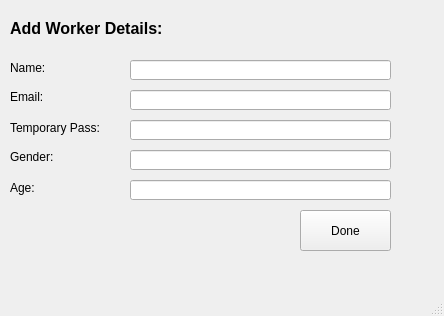
Old version of the form Screens/AddWorker.ui in the repository msaadg/NGOConnect.
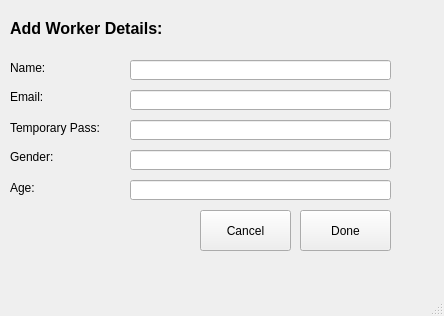
New version of the form.

Commit message: added cancellation buttons and worker search functionality

```diff
--- a/Screens/AddWorker.ui
+++ b/Screens/AddWorker.ui
@@ -162,6 +162,19 @@
      <string>Done</string>
     </property>
    </widget>
+   <widget class="QPushButton" name="addWorkerCancelBtn">
+    <property name="geometry">
+     <rect>
+      <x>200</x>
+      <y>210</y>
+      <width>91</width>
+      <height>41</height>
+     </rect>
+    </property>
+    <property name="text">
+     <string>Cancel</string>
+    </property>
+   </widget>
   </widget>
   <widget class="QMenuBar" name="menubar">
    <property name="geometry">
```
The commit also changes 27 other files.
